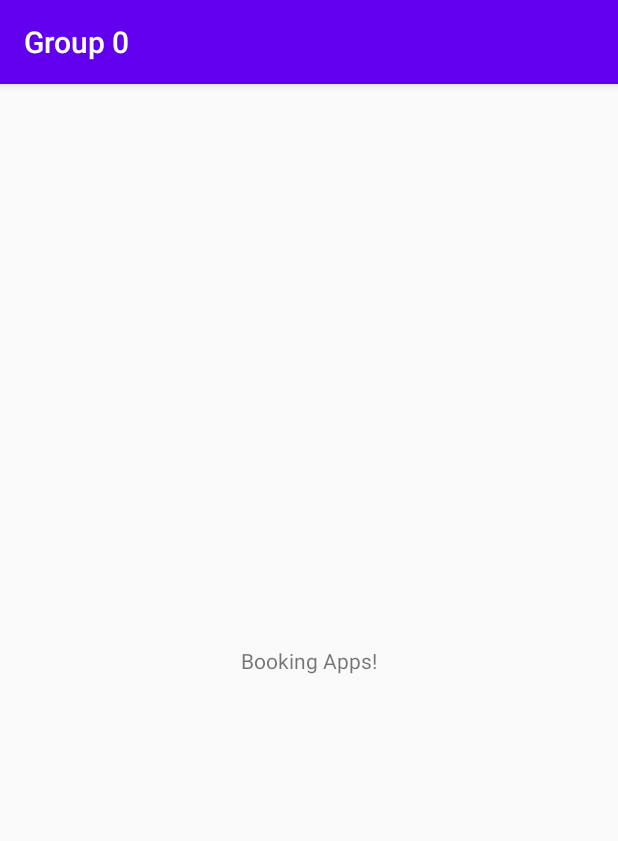
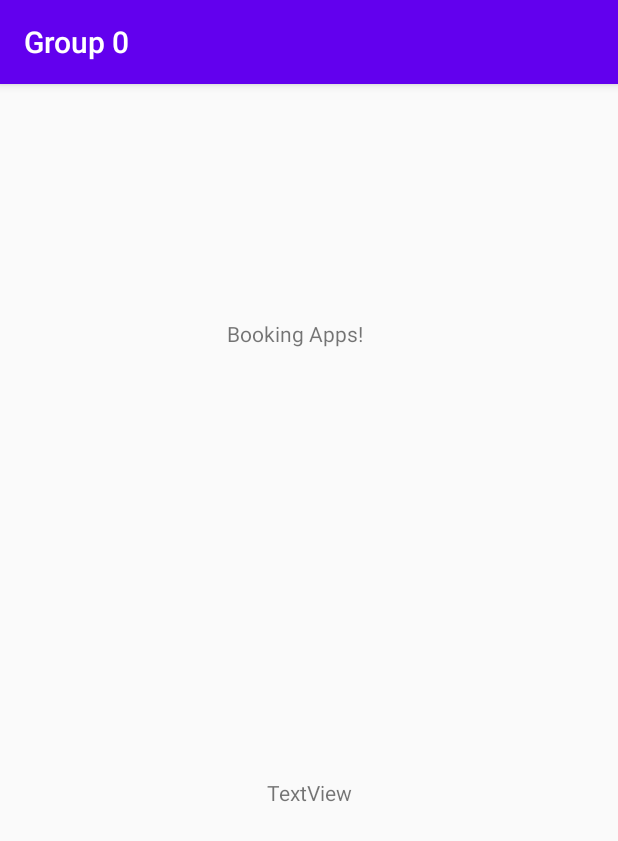
Before and after one commit to Shaheenyazid/gp2, an Android app: the screen it shows after launch (MainActivity), on a phone screen of 412 x 824 dp. Shown: the top 841 px of the screen. Run offline under Robolectric (Android 15) with nearby library versions, the phone set to English and light mode, and no system bars.

Commit message:
tmbah text view

```diff
--- a/app/src/main/res/layout/activity_main.xml
+++ b/app/src/main/res/layout/activity_main.xml
@@ -7,12 +7,25 @@
     tools:context=".MainActivity">
 
     <TextView
+        android:id="@+id/textView"
         android:layout_width="wrap_content"
         android:layout_height="wrap_content"
         android:text="Booking Apps!"
         app:layout_constraintBottom_toBottomOf="parent"
+        app:layout_constraintHorizontal_bias="0.471"
         app:layout_constraintLeft_toLeftOf="parent"
         app:layout_constraintRight_toRightOf="parent"
-        app:layout_constraintTop_toTopOf="parent" />
+        app:layout_constraintTop_toTopOf="parent"
+        app:layout_constraintVertical_bias="0.209" />
+
+    <TextView
+        android:id="@+id/textView2"
+        android:layout_width="wrap_content"
+        android:layout_height="wrap_content"
+        android:text="TextView"
+        app:layout_constraintBottom_toBottomOf="parent"
+        app:layout_constraintEnd_toEndOf="parent"
+        app:layout_constraintStart_toStartOf="parent"
+        app:layout_constraintTop_toBottomOf="@+id/textView" />
 
 </android.support.constraint.ConstraintLayout>
```
